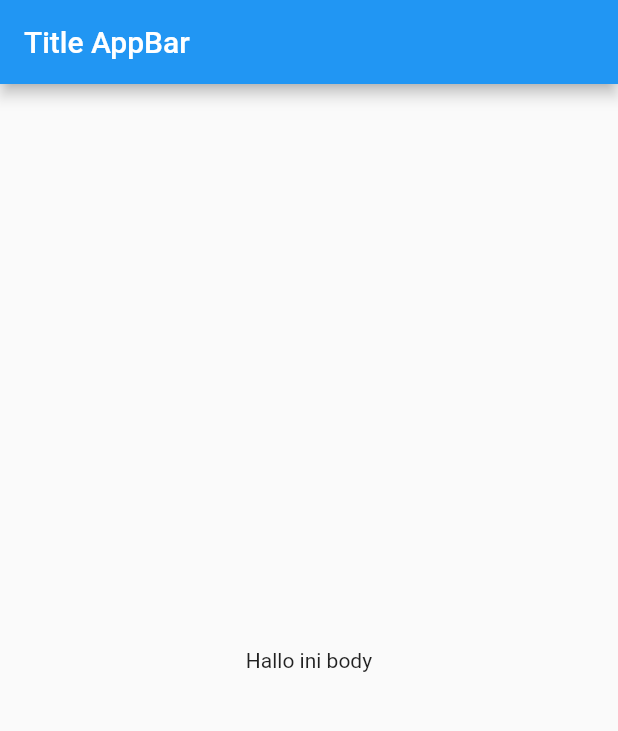
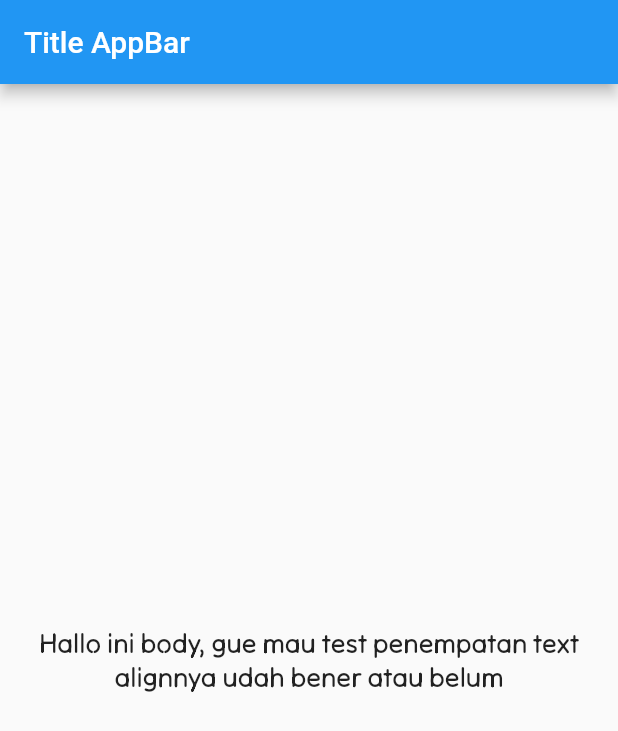
Before and after one commit to reykayanti/Learn_Flutter, a Flutter app: the screen it shows after launch, on a phone screen of 412 x 824 dp. Shown: the top 731 px of the screen. Run offline on Flutter 3.47's test engine with Material 2 defaults, Android fonts, the phone set to English and light mode, and no system bars.

Commit message:
Update Font

```diff
--- a/lib/main.dart
+++ b/lib/main.dart
@@ -11,7 +11,16 @@ class MyApp extends StatelessWidget {
     return MaterialApp(
       debugShowCheckedModeBanner: false, //menghilangkan debug banner
       home: Scaffold(
-        body: Center(child: Text("Hallo ini body")),
+        body: Center(
+          child: Text(
+            "Hallo ini body, gue mau test penempatan text alignnya udah bener atau belum",
+            textAlign: TextAlign.center,
+            style: TextStyle(
+              fontFamily: 'tiltneon',
+              fontSize: 18,
+            ),
+          ),
+        ),
         appBar: AppBar(
           centerTitle: false, //ganti true kalau mau titlenya ditengah
           title: Text("Title AppBar"),
```
Also changed, not shown: pubspec.yaml (+6 -8 lines), fonts/tiltneon.ttf (added).
